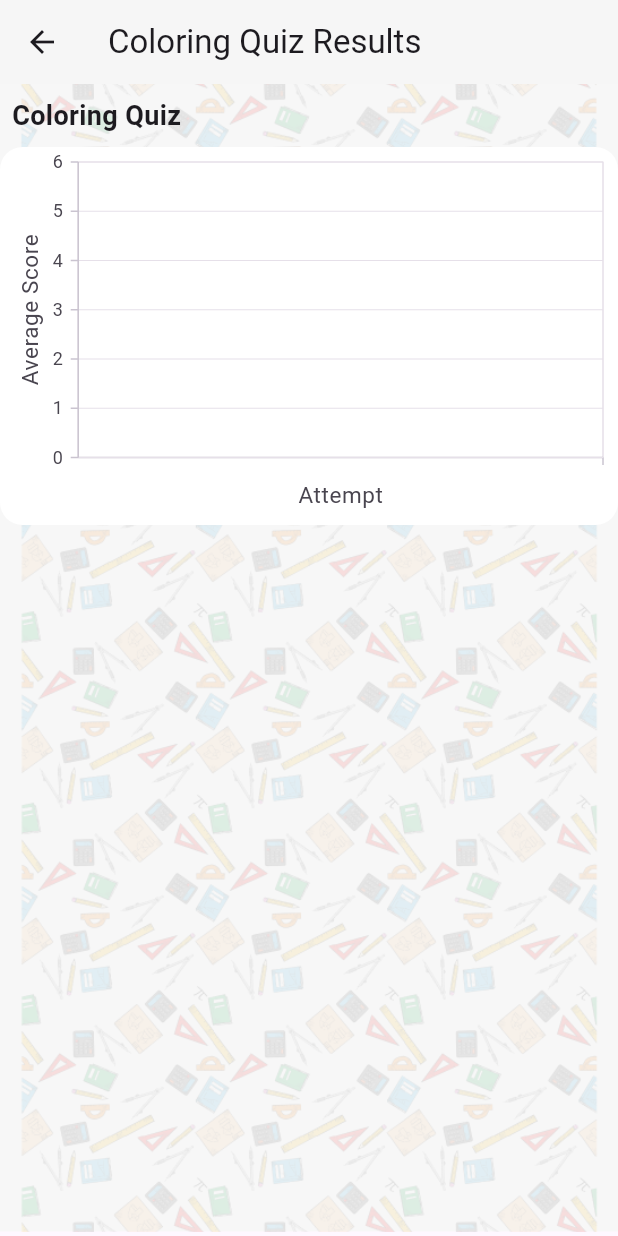
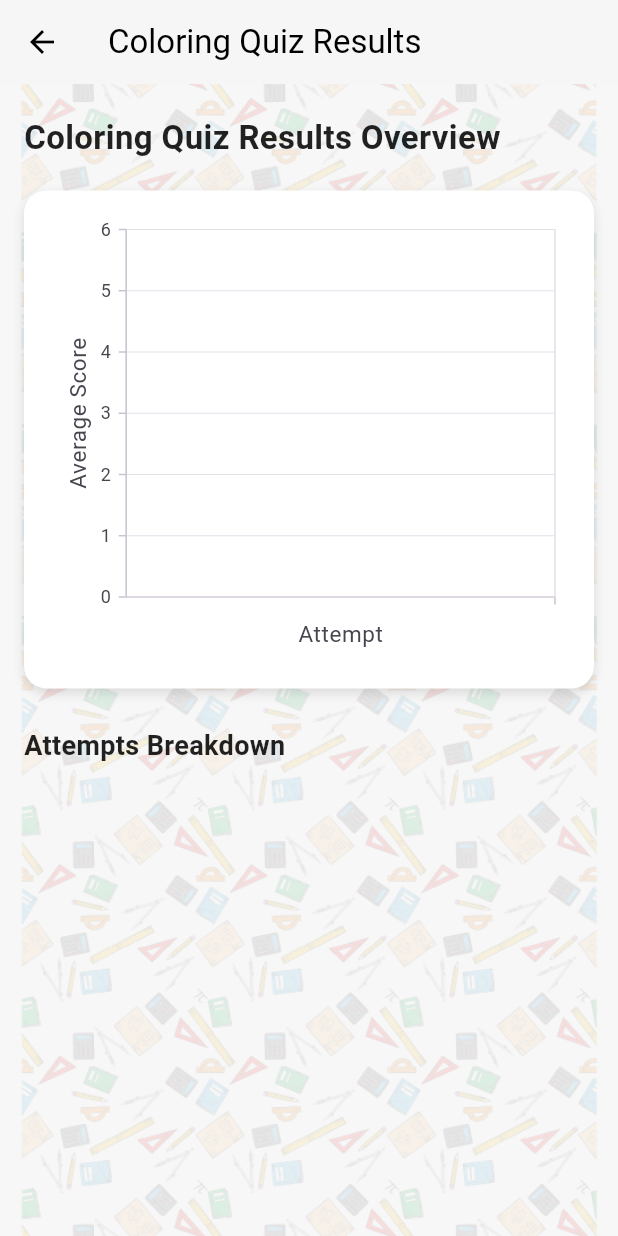
Before and after one commit to zedhog2002/count_candy, a Flutter app: the ResultHistoryPage screen opened directly, after a tap on "Coloring Quiz", on a phone screen of 412 x 824 dp. Run offline on Flutter 3.47's test engine with Material 3 defaults, Android fonts, the phone set to English and light mode, and no system bars; our stand-ins replace animated_text_kit, carousel_slider, firebase_core, lottie, percent_indicator, shared_preferences and 2 more; accounts and stored records are empty; network calls fail.

Commit message:
ui fixes

```diff
--- a/lib/components/quiztype_button.dart
+++ b/lib/components/quiztype_button.dart
@@ -25,8 +25,8 @@ class QuizTypeButton extends StatelessWidget {
     return Padding(
       padding: const EdgeInsets.all(8.0),
       child: SizedBox(
-        width: 150,
-        height: 150,
+        width: 145,
+        height: 145,
         child: ElevatedButton(
           style: ElevatedButton.styleFrom(
             padding: EdgeInsets.zero,
--- a/lib/pages/globals.dart
+++ b/lib/pages/globals.dart
@@ -6,6 +6,8 @@ import 'package:flutter/material.dart';
 import 'package:shared_preferences/shared_preferences.dart';
 
 import 'login_page.dart';
+
+const String apiUrl = 'http://10.0.2.2:8000';
 
 String? globalUid; // Global variable to store the current user's UID
 
--- a/lib/pages/individual_quiz_result_page.dart
+++ b/lib/pages/individual_quiz_result_page.dart
@@ -9,19 +9,22 @@ class IndividualQuizResultsPage extends StatelessWidget {
   const IndividualQuizResultsPage({
     Key? key,
     required this.quizResults,
-    required this.quizType, // The key for the specific quiz (Counting, Coloring, Calculation)
-    required this.quizTitle, // The title for the quiz (e.g., Counting Quiz)
+    required this.quizType,
+    required this.quizTitle,
   }) : super(key: key);
 
   @override
   Widget build(BuildContext context) {
-    // Fetch results for the selected quiz type
+    // Fetch results for the selected quiz type, use original order for graph
     final resultsForQuiz = quizResults[quizType] ?? [];
+    final totalAttempts = resultsForQuiz.length; // Track the total number of attempts
 
     return Scaffold(
       appBar: AppBar(
-        title: Text('$quizTitle Results'),
+        title: Text('$quizTitle Results', style: TextStyle(color: Colors.black)),
         backgroundColor: Color(0xFFF6F6F6),
+        iconTheme: IconThemeData(color: Colors.black),
+        elevation: 0,
       ),
       body: Container(
         decoration: BoxDecoration(
@@ -35,107 +38,140 @@ class IndividualQuizResultsPage extends StatelessWidget {
             ),
           ),
         ),
-        child: SingleChildScrollView(
         child: Column(
           crossAxisAlignment: CrossAxisAlignment.start,
           children: [
             Padding(
-                padding: const EdgeInsets.all(8.0),
+              padding: const EdgeInsets.symmetric(horizontal: 16.0, vertical: 20),
               child: Text(
-                  '$quizTitle',
+                '$quizTitle Results Overview',
                 style: TextStyle(
-                    fontSize: 18,
+                  fontSize: 22,
                   fontWeight: FontWeight.bold,
+                  color: Colors.black87,
                 ),
               ),
             ),
             // Graph showing average scores for the selected quiz
             Container(
-                height: 252,
+              padding: EdgeInsets.all(16),
+              margin: EdgeInsets.symmetric(horizontal: 16),
               decoration: BoxDecoration(
                 color: Colors.white,
                 borderRadius: BorderRadius.circular(15),
+                boxShadow: [
+                  BoxShadow(
+                    color: Colors.black12,
+                    blurRadius: 6,
+                    offset: Offset(0, 3),
+                  ),
+                ],
               ),
               child: SfCartesianChart(
-                  primaryXAxis: CategoryAxis(title: AxisTitle(text: 'Attempt')),
-                  primaryYAxis: NumericAxis(title: AxisTitle(text: 'Average Score')),
+                primaryXAxis: CategoryAxis(
+                  title: AxisTitle(text: 'Attempt'),
+                  labelStyle: TextStyle(fontSize: 12),
+                ),
+                primaryYAxis: NumericAxis(
+                  title: AxisTitle(text: 'Average Score'),
+                  labelStyle: TextStyle(fontSize: 12),
+                ),
                 series: [
                   LineSeries<Map<String, dynamic>, int>(
-                      dataSource: resultsForQuiz,
-                      xValueMapper: (result, index) => index + 1,
+                    dataSource: resultsForQuiz, // Use original order for graph
+                    xValueMapper: (result, index) => index + 1, // Oldest to newest, left to right
                     yValueMapper: (result, _) => result['average_result'],
                     name: '$quizTitle',
                     markerSettings: MarkerSettings(
                       isVisible: true,
+                      color: Colors.orange,
+                      borderColor: Colors.white,
                     ),
+                    color: Colors.orange,
                   ),
                 ],
               ),
             ),
             SizedBox(height: 25),
-              // List of each attempt showing the average result
-              Container(
-                width: 286,
-                height: MediaQuery.of(context).size.height - 252 - 70 - AppBar().preferredSize.height,
+            Padding(
+              padding: const EdgeInsets.symmetric(horizontal: 16.0),
+              child: Text(
+                'Attempts Breakdown',
+                style: TextStyle(
+                  fontSize: 18,
+                  fontWeight: FontWeight.bold,
+                  color: Colors.black87,
+                ),
+              ),
+            ),
+            SizedBox(height: 10),
+            // Make only the attempts scrollable and the graph stationery
+            Expanded(
+              child: Padding(
+                padding: const EdgeInsets.symmetric(horizontal: 16.0),
                 child: ListView.builder(
-                  shrinkWrap: true,
-                  itemCount: resultsForQuiz.length,
+                  itemCount: resultsForQuiz.reversed.length, // Reverse for ListView
                   itemBuilder: (context, index) {
-                    final result = resultsForQuiz[index];
+                    final result = resultsForQuiz.reversed.toList()[index]; // Reversed for attempts list
+                    final attemptNumber = totalAttempts - index; // Correct attempt number
                     return Container(
-                      margin: EdgeInsets.only(bottom: 10),
-                      height: 80,
+                      margin: EdgeInsets.only(bottom: 15),
+                      padding: EdgeInsets.all(12),
                       decoration: BoxDecoration(
                         color: Colors.white,
                         borderRadius: BorderRadius.circular(15),
+                        boxShadow: [
+                          BoxShadow(
+                            color: Colors.black12,
+                            blurRadius: 6,
+                            offset: Offset(0, 3),
                           ),
-                      child: Stack(
+                        ],
+                      ),
+                      child: Row(
+                        mainAxisAlignment: MainAxisAlignment.spaceBetween,
                         children: [
-                          Positioned(
-                            top: 15,
-                            left: 10,
-                            child: Container(
-                              height: 20,
-                              width: 95,
+                          Row(
+                            children: [
+                              Container(
+                                padding: EdgeInsets.all(10),
                                 decoration: BoxDecoration(
                                   color: Color(0xFF373737),
-                                borderRadius: BorderRadius.circular(15),
+                                  borderRadius: BorderRadius.circular(12),
                                 ),
-                              child: Center(
                                 child: Text(
-                                  'Attempt ${index + 1}',
+                                  'Attempt $attemptNumber',
                                   style: TextStyle(
                                     color: Colors.white,
+                                    fontSize: 16,
                                   ),
                                 ),
                               ),
+                              SizedBox(width: 15),
+                            ],
                           ),
-                          ),
-                          Positioned(
-                            top: 15,
-                            left: 150,
-                            child: Container(
+                          Container(
+                            padding: EdgeInsets.symmetric(horizontal: 12, vertical: 8),
                             decoration: BoxDecoration(
                               color: Color(0xFFF8E191),
-                                borderRadius: BorderRadius.circular(15),
+                              borderRadius: BorderRadius.circular(12),
                             ),
-                              child: Padding(
-                                padding: const EdgeInsets.all(8.0),
                             child: Text(
-                                  'Average Result:\n ${result['average_result']}',
+                              'Avg. Score: ${result['average_result']}',
+                              style: TextStyle(
+                                fontSize: 16,
+                                color: Colors.black87,
                               ),
                             ),
                           ),
-                          ),
-
                         ],
                       ),
                     );
                   },
                 ),
               ),
+            ),
           ],
-          ),
         ),
       ),
     );
--- a/lib/pages/login_or_register_page.dart
+++ b/lib/pages/login_or_register_page.dart
@@ -1,6 +1,7 @@
 import 'package:flutter/material.dart';
-import 'package:untitled1/pages/login_page.dart';
-import 'package:untitled1/pages/register_page.dart';
+
+import 'login_page.dart';
+import 'register_page.dart';
 
 
 
--- a/lib/pages/login_page.dart
+++ b/lib/pages/login_page.dart
@@ -29,7 +29,7 @@ class _LoginPageState extends State<LoginPage> {
   Future<void> loginUser() async {
     try {
       final response = await http.post(
-        Uri.parse('http://127.0.0.1:8000/login'),
+        Uri.parse('$apiUrl/login'),
         headers: <String, String>{
           'Content-Type': 'application/json',
         },
--- a/lib/pages/quiz_page.dart
+++ b/lib/pages/quiz_page.dart
@@ -1,8 +1,8 @@
 import 'package:flutter/material.dart';
+import '../models/answers.dart';
 import '../models/question.dart';
 import 'quiz_result_page.dart'; // New screen for quiz result
 
-import 'package:untitled1/models/answers.dart';
 
 class QuizPage extends StatefulWidget {
   final List<Question> questions;
--- a/lib/pages/quiz_result_page.dart
+++ b/lib/pages/quiz_result_page.dart
@@ -1,10 +1,10 @@
 import 'package:flutter/material.dart';
 import 'package:http/http.dart' as http;
 import 'package:shared_preferences/shared_preferences.dart';
-import 'package:untitled1/pages/globals.dart';
 import 'dart:convert';
 
 import '../models/answers.dart';
+import 'globals.dart';
 import 'home_page.dart';
 import 'login_page.dart'; // For navigating back to the home page
 
@@ -54,7 +54,7 @@ class _QuizResultPageState extends State<QuizResultPage> {
 
       // Post the quiz results to the FastAPI backend
       final response = await http.post(
-        Uri.parse('http://127.0.0.1:8000/score'),
+        Uri.parse('$apiUrl/score'),
         headers: <String, String>{'Content-Type': 'application/json; charset=UTF-8'},
         body: jsonEncode({
           'uid': globalUid,
@@ -83,7 +83,7 @@ class _QuizResultPageState extends State<QuizResultPage> {
   Future<void> checkAllQuizzesAndPredict() async {
     try {
       final response = await http.post(
-        Uri.parse('http://127.0.0.1:8000/predict'),
+        Uri.parse('$apiUrl/predict'),
         headers: <String, String>{'Content-Type': 'application/json; charset=UTF-8'},
         body: jsonEncode({
           'uid': globalUid,
--- a/lib/pages/register_page.dart
+++ b/lib/pages/register_page.dart
@@ -34,7 +34,7 @@ class _RegisterPageState extends State<RegisterPage> {
 
     try {
       final response = await http.post(
-        Uri.parse('http://127.0.0.1:8000/register'),
+        Uri.parse('$apiUrl/register'),
         headers: <String, String>{
           'Content-Type': 'application/json; charset=UTF-8',
         },
@@ -42,6 +42,7 @@ class _RegisterPageState extends State<RegisterPage> {
           'email': emailController.text,
           'username': usernameController.text,
           'password': passwordController.text,
+          'confirm_password': passwordController.text
         }),
       );
 
--- a/lib/pages/result_history_page.dart
+++ b/lib/pages/result_history_page.dart
@@ -34,8 +34,8 @@ class _ResultHistoryPageState extends State<ResultHistoryPage> {
 
   Future<void> fetchPredictions() async {
     final response = await http.post(
-      Uri.parse('http://127.0.0.1:8000/prediction_tables'),
-      body: json.encode({'uid': globalUid}), // Pass the uid in the body
+      Uri.parse('$apiUrl/prediction_tables'),
+      body: json.encode({'uid': globalUid}),
       headers: {"Content-Type": "application/json"},
     );
 
@@ -44,7 +44,6 @@ class _ResultHistoryPageState extends State<ResultHistoryPage> {
       final predictedValues = jsonResponse['predicted_values'] ?? {};
 
       setState(() {
-        // Convert the predicted values to a list of doubles
         predictions = List<double>.from(predictedValues.values.map((value) => value.toDouble()));
       });
     } else {
@@ -52,10 +51,9 @@ class _ResultHistoryPageState extends State<ResultHistoryPage> {
     }
   }
 
-
   Future<void> fetchResults() async {
     final response = await http.post(
-      Uri.parse('http://127.0.0.1:8000/result_history'),
+      Uri.parse('$apiUrl/result_history'),
       body: json.encode({'uid': globalUid}),
       headers: {"Content-Type": "application/json"},
     );
@@ -75,25 +73,22 @@ class _ResultHistoryPageState extends State<ResultHistoryPage> {
 
   Map<String, List<Map<String, dynamic>>> groupResultsByQuiz() {
     return {
-      'Counting': countingResults
-          .map((result) => {'average_result': result})
-          .toList(),
-      'Coloring': coloringResults
-          .map((result) => {'average_result': result})
-          .toList(),
-      'Calculation': calculationResults
-          .map((result) => {'average_result': result})
-          .toList(),
+      'Counting': countingResults.map((result) => {'average_result': result}).toList(),
+      'Coloring': coloringResults.map((result) => {'average_result': result}).toList(),
+      'Calculation': calculationResults.map((result) => {'average_result': result}).toList(),
     };
   }
-
 
   @override
   Widget build(BuildContext context) {
     return Scaffold(
       appBar: AppBar(
         backgroundColor: Color(0xFFF6F6F6),
-        title: Text('Result History'),
+        title: Text(
+          'Result History',
+          style: TextStyle(color: Colors.black),
+        ),
+        iconTheme: IconThemeData(color: Colors.black),
         flexibleSpace: Container(
           decoration: BoxDecoration(
             image: DecorationImage(
@@ -107,8 +102,13 @@ class _ResultHistoryPageState extends State<ResultHistoryPage> {
           ),
         ),
       ),
-      body: SingleChildScrollView(
+      body: ConstrainedBox(
+        constraints: BoxConstraints(
+          minHeight: MediaQuery.of(context).size.height, // Set the minimum height to the screen height
+        ),
+        child: SingleChildScrollView(
           child: Container(
+            padding: EdgeInsets.symmetric(horizontal: 16, vertical: 20),
             decoration: BoxDecoration(
               color: Color(0xFFF6F6F6),
               image: DecorationImage(
@@ -120,24 +120,24 @@ class _ResultHistoryPageState extends State<ResultHistoryPage> {
                 ),
               ),
             ),
-          child: SingleChildScrollView(
             child: Column(
+              crossAxisAlignment: CrossAxisAlignment.center,
               children: [
-                SizedBox(height: 20),
                 Container(
                   alignment: Alignment.centerLeft,
-                  padding: EdgeInsets.only(left: 50, top: 16, bottom: 16),
+                  padding: EdgeInsets.only(left: 16, top: 16, bottom: 16),
                   child: Text(
                     'Predictions',
                     style: TextStyle(
-                      fontSize: 32,
+                      fontSize: 28,
+                      fontWeight: FontWeight.bold,
                       fontFamily: 'Assistant',
                     ),
                   ),
                 ),
                 if (predictions.isNotEmpty)
                   Container(
-                    width: 400,
+                    width: double.infinity,
                     decoration: BoxDecoration(
                       color: Colors.white,
                       borderRadius: BorderRadius.circular(14),
@@ -150,110 +150,69 @@ class _ResultHistoryPageState extends State<ResultHistoryPage> {
                         ),
                       ],
                     ),
+                    child: Padding(
+                      padding: EdgeInsets.all(8),
                       child: SfCartesianChart(
                         primaryXAxis: CategoryAxis(title: AxisTitle(text: 'Prediction')),
                         primaryYAxis: NumericAxis(title: AxisTitle(text: 'Value')),
                         series: [
                           LineSeries<double, String>(
                             dataSource: predictions,
-                          xValueMapper: (prediction, index) => 'Prediction ${index + 1}',
+                            xValueMapper: (prediction, index) => 'P${index + 1}',
                             yValueMapper: (prediction, _) => prediction,
                             markerSettings: MarkerSettings(
                               isVisible: true,
+                              color: Colors.orange,
                             ),
+                            color: Colors.orange,
                           ),
                         ],
                       ),
                     ),
-                SizedBox(height: 35),
+                  )
+                else
+                  Padding(
+                    padding: const EdgeInsets.all(8.0),
+                    child: Text(
+                      'Attempt all quizzes to view predictions',
+                      style: TextStyle(
+                        fontSize: 18,
+                        fontWeight: FontWeight.bold,
+                        color: Colors.redAccent,
+                      ),
+                      textAlign: TextAlign.center,
+                    ),
+                  ),
+                SizedBox(height: 30),
                 Text(
                   'Your results are like stepping stones in \nthe playful garden of knowledge. Keep leaping, \nlittle explorer!',
                   textAlign: TextAlign.center,
                   style: TextStyle(
-                    fontSize: 14,
+                    fontSize: 16,
+                    fontWeight: FontWeight.w400,
                     fontFamily: 'Assistant',
                   ),
                 ),
-                SizedBox(height: 20),
-                ElevatedButton(
-                  onPressed: () {
-                    Navigator.push(
+                SizedBox(height: 25),
+                _buildQuizButton(
                   context,
-                      MaterialPageRoute(
-                        builder: (context) => IndividualQuizResultsPage(
-                          quizResults: groupResultsByQuiz(),
-                          quizType: 'Counting', // Passing the quiz type
-                          quizTitle: 'Counting Quiz', // Passing the quiz title
-                        ),
-                      ),
-                    );
-                  },
-                  style: ElevatedButton.styleFrom(
-                    fixedSize: Size(270, 46),
-                    backgroundColor: Color(0xFFEBC272),
-                  ),
-                  child: Text(
                   'Counting Quiz',
-                    style: TextStyle(
-                      color: Colors.black,
-                      fontSize: 24,
-                      fontWeight: FontWeight.bold,
-                    ),
-                  ),
+                  'Counting',
+                  'Counting Quiz',
                 ),
                 SizedBox(height: 15),
-                ElevatedButton(
-                  onPressed: () {
-                    Navigator.push(
+                _buildQuizButton(
                   context,
-                      MaterialPageRoute(
-                        builder: (context) => IndividualQuizResultsPage(
-                          quizResults: groupResultsByQuiz(),
-                          quizType: 'Coloring', // Passing the quiz type
-                          quizTitle: 'Coloring Quiz', // Passing the quiz title
-                        ),
-                      ),
-                    );
-                  },
-                  style: ElevatedButton.styleFrom(
-                    fixedSize: Size(270, 46),
-                    backgroundColor: Color(0xFFEBC272),
-                  ),
-                  child: Text(
                   'Coloring Quiz',
-                    style: TextStyle(
-                      color: Colors.black,
-                      fontSize: 24,
-                      fontWeight: FontWeight.bold,
-                    ),
-                  ),
+                  'Coloring',
+                  'Coloring Quiz',
                 ),
                 SizedBox(height: 15),
-                ElevatedButton(
-                  onPressed: () {
-                    Navigator.push(
+                _buildQuizButton(
                   context,
-                      MaterialPageRoute(
-                        builder: (context) => IndividualQuizResultsPage(
-                          quizResults: groupResultsByQuiz(),
-                          quizType: 'Calculation', // Passing the quiz type
-                          quizTitle: 'Calculation Quiz', // Passing the quiz title
-                        ),
-                      ),
-                    );
-                  },
-                  style: ElevatedButton.styleFrom(
-                    fixedSize: Size(270, 46),
-                    backgroundColor: Color(0xFFEBC272),
-                  ),
-                  child: Text(
                   'Calculation Quiz',
-                    style: TextStyle(
-                      color: Colors.black,
-                      fontSize: 24,
-                      fontWeight: FontWeight.bold,
-                    ),
-                  ),
+                  'Calculation',
+                  'Calculation Quiz',
                 ),
               ],
             ),
@@ -262,4 +221,43 @@ class _ResultHistoryPageState extends State<ResultHistoryPage> {
       ),
     );
   }
+
+  Widget _buildQuizButton(
+      BuildContext context,
+      String buttonText,
+      String quizType,
+      String quizTitle,
+      ) {
+    return ElevatedButton(
+      onPressed: () {
+        Navigator.push(
+          context,
+          MaterialPageRoute(
+            builder: (context) => IndividualQuizResultsPage(
+              quizResults: groupResultsByQuiz(),
+              quizType: quizType,
+              quizTitle: quizTitle,
+            ),
+          ),
+        );
+      },
+      style: ElevatedButton.styleFrom(
+        fixedSize: Size(270, 46),
+        backgroundColor: Color(0xFFEBC272),
+        shape: RoundedRectangleBorder(
+          borderRadius: BorderRadius.circular(14),
+        ),
+        elevation: 4,
+        shadowColor: Colors.black.withOpacity(0.25),
+      ),
+      child: Text(
+        buttonText,
+        style: TextStyle(
+          color: Colors.black,
+          fontSize: 24,
+          fontWeight: FontWeight.bold,
+        ),
+      ),
+    );
   }
+}
```
Also changed, not shown: lib/pages/home_page.dart (+6 -5 lines), lib/pages/profile_page.dart (+69 -116 lines), lib/pages/user_details_page.dart (+4 -4 lines), lib/images/ques_1_calculation.png, lib/images/ques_2_calculation.png, lib/images/ques_3_calculation.png, lib/images/ques_4_calculation.png, lib/images/ques_5_calculation.png. Lines whose indentation alone changed are shown as unchanged.
